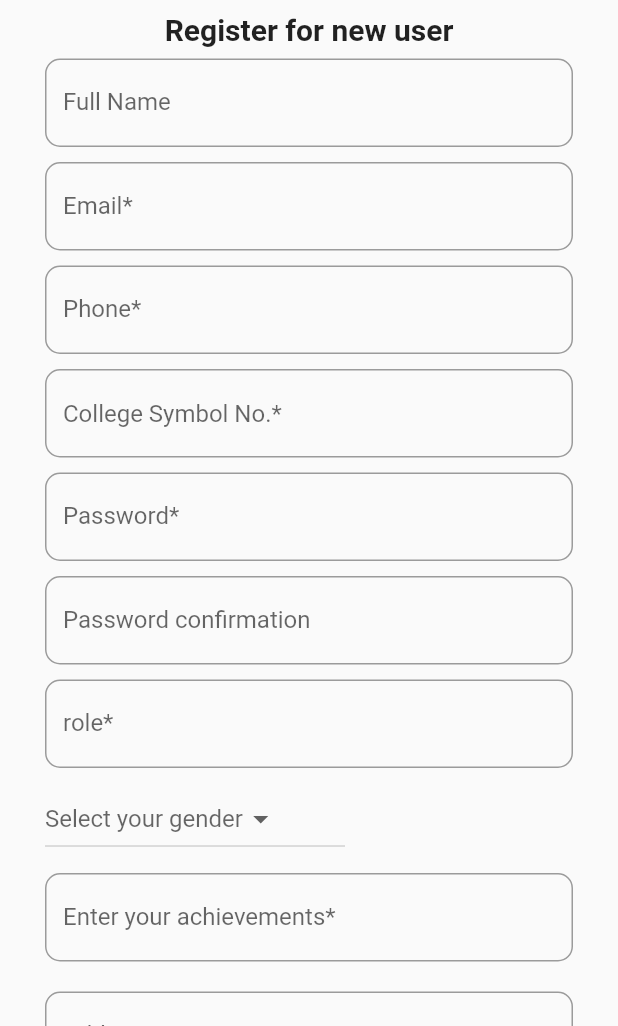
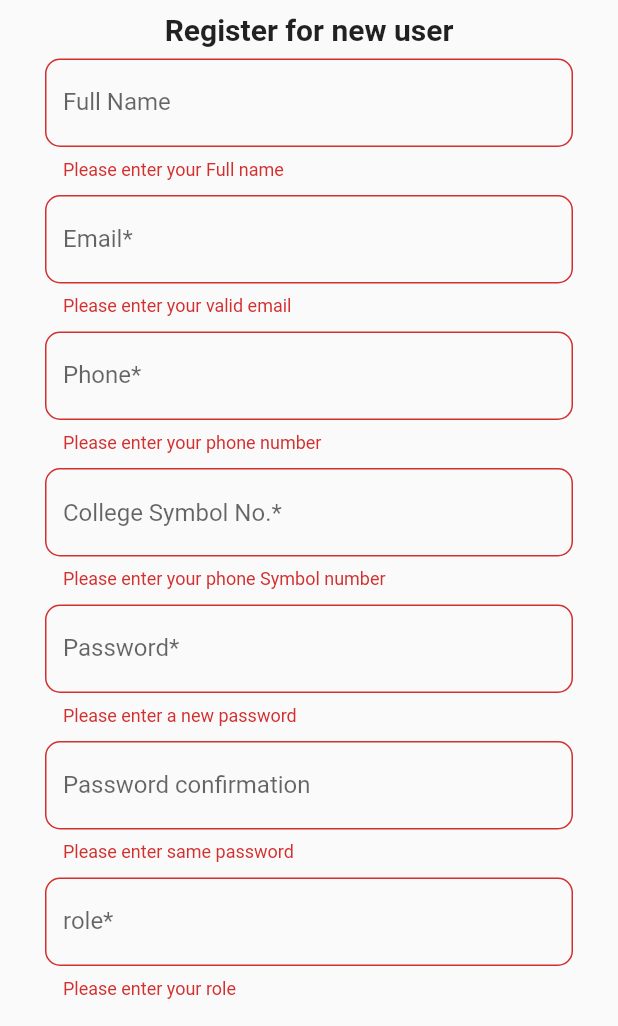
Before and after one commit to xaugat/fyp_flutter, a Flutter app: the Registrationpage screen opened directly, on a phone screen of 412 x 824 dp, the part 210-1236 px from its top. Run offline on Flutter 3.47's test engine with Material 2 defaults, Android fonts, the light colour scheme and no system bars; our stand-ins replace shared_preferences; accounts and stored records are empty; network calls fail.

Commit message:
ui changed

```diff
--- a/lib/api.dart
+++ b/lib/api.dart
@@ -4,7 +4,7 @@ import 'package:http/http.dart'as http;
 
 class CallApi{
 
-  final String _url = 'http://192.168.0.114:8000/api/auth/';
+  final String _url = 'http://192.168.0.109:8000/api/auth/';
 
   postData(data, apiUrl) async{
     var fullUrl = _url + apiUrl;
--- a/lib/main.dart
+++ b/lib/main.dart
@@ -10,6 +10,8 @@ import 'package:flutter/services.dart';
 import 'package:alumniapp/homepage.dart';
 import 'dart:async';
 import 'package:http/http.dart' as http;
+
+import 'api.dart';
 
 void main() {
   runApp(Main());
@@ -194,7 +196,7 @@ class LoginPageState extends State<LoginPage> {
     };
     var jsonData = null;
     SharedPreferences sharedPreferences = await SharedPreferences.getInstance();
-    var response = await http.post("http://192.168.0.114:8000/api/auth/login", body: data);
+    var response = await CallApi().postData(data, 'login');
     if(response.statusCode ==200){
       jsonData = json.decode(response.body);
 
--- a/lib/profile.dart
+++ b/lib/profile.dart
@@ -59,7 +59,7 @@ class MyProfileState extends State<MyProfile> {
       //     String bod = '{"api_token":"'+ accessToken+'"}';
       //  print("bodyR is $bod");
       http.Response response = await http.get(
-          "http://192.168.0.114:8000/api/auth/user",
+          "http://192.168.0.109:8000/api/auth/user",
           /** this api contains the customer order detail which are identified by access token */
           headers: headers,
           );
--- a/lib/registrationpage.dart
+++ b/lib/registrationpage.dart
@@ -24,22 +24,24 @@ class RegistrationpageState extends State<Registrationpage> {
   TextEditingController passwordConfController = TextEditingController();
   TextEditingController roleController = TextEditingController();
 
-
   bool _isLoading = false;
 
   List<DropdownMenuItem<int>> listDrop = [];
   int selected = null;
 
- void loadData(){
+  final _formKey = GlobalKey<FormState>();
+
+  void loadData() {
     listDrop = [];
-   listDrop.add(new DropdownMenuItem(
-     child: new Text('Male'), value: 1,
-
+    listDrop.add(
+      new DropdownMenuItem(
+        child: new Text('Male'),
+        value: 1,
       ),
     );
     listDrop.add(new DropdownMenuItem(
-     child: new Text('Female'), value: 2,
-
+      child: new Text('Female'),
+      value: 2,
     ));
   }
 
@@ -49,8 +51,10 @@ class RegistrationpageState extends State<Registrationpage> {
     return Scaffold(
       resizeToAvoidBottomInset: false,
       body: ListView(
-        children:<Widget>[
+        children: <Widget>[
           Form(
+            key: _formKey,
+            autovalidate: true,
             child: Container(
               margin: EdgeInsets.only(top: 10),
               child: Padding(
@@ -67,22 +71,31 @@ class RegistrationpageState extends State<Registrationpage> {
                             color: Colors.blue[900],
                           ),
                         ),
-
-                    )
-                    ,
+                      ),
                       Padding(
                         padding: const EdgeInsets.all(8.0),
-                      child: Center(child: Text('Register for new user', style: TextStyle(fontWeight: FontWeight.bold, fontSize: 20),)),
+                        child: Center(
+                            child: Text(
+                          'Register for new user',
+                          style: TextStyle(
+                              fontWeight: FontWeight.bold, fontSize: 20),
+                        )),
                       ),
                       TextFormField(
                         controller: nameController,
+                        validator: (value) {
+                          if (value.isEmpty) {
+                            return 'Please enter your Full name';
+                          } else {
+                            return null;
+                          }
+                        },
                         decoration: InputDecoration(
                           border: OutlineInputBorder(
                             borderRadius: BorderRadius.circular(10),
                           ),
                           labelText: "Full Name",
                           hintText: "Please enter your full name",
-
                         ),
                         // validator: (String value) {
                         //   if (value.trim().isEmpty) {
@@ -95,13 +108,20 @@ class RegistrationpageState extends State<Registrationpage> {
                       ),
                       TextFormField(
                         controller: emailController,
+                        keyboardType: TextInputType.emailAddress,
+                        validator: (value) {
+                          if (value.isEmpty) {
+                            return 'Please enter your valid email';
+                          } else {
+                            return null;
+                          }
+                        },
                         decoration: InputDecoration(
                             border: OutlineInputBorder(
                               borderRadius: BorderRadius.circular(10),
                             ),
                             labelText: "Email*",
-                        hintText: "Please enter your valid email"
-                      ),
+                            hintText: "Please enter your valid email"),
                         // validator: (String value) {
                         //   if (value.trim().isEmpty) {
                         //     return 'Email address cannot be empty';
@@ -112,6 +132,13 @@ class RegistrationpageState extends State<Registrationpage> {
                         height: 10,
                       ),
                       TextFormField(
+                        validator: (value) {
+                          if (value.isEmpty) {
+                            return 'Please enter your phone number';
+                          } else {
+                            return null;
+                          }
+                        },
                         decoration: InputDecoration(
                           border: OutlineInputBorder(
                             borderRadius: BorderRadius.circular(10),
@@ -129,7 +156,15 @@ class RegistrationpageState extends State<Registrationpage> {
                         height: 10,
                       ),
                       TextFormField(
+                        validator: (value) {
+                          if (value.isEmpty) {
+                            return 'Please enter your phone Symbol number';
+                          } else {
+                            return null;
+                          }
+                        },
                         decoration: InputDecoration(
+
                           border: OutlineInputBorder(
                             borderRadius: BorderRadius.circular(10),
                           ),
@@ -145,28 +180,39 @@ class RegistrationpageState extends State<Registrationpage> {
                         height: 10,
                       ),
                       TextFormField(
+                        validator: (value) {
+                          if (value.isEmpty) {
+                            return 'Please enter a new password';
+                          } else {
+                            return null;
+                          }
+                        },
                         controller: passwordController,
                         decoration: InputDecoration(
                             border: OutlineInputBorder(
                               borderRadius: BorderRadius.circular(10),
                             ),
                             labelText: "Password*",
-                        hintText: "Please create a Password"
-                      ),
-
+                            hintText: "Please create a Password"),
                       ),
                       SizedBox(
                         height: 10,
                       ),
                       TextFormField(
+                        validator: (value) {
+                          if (value.isEmpty) {
+                            return 'Please enter same password';
+                          } else {
+                            return null;
+                          }
+                        },
                         controller: passwordConfController,
                         decoration: InputDecoration(
                             border: OutlineInputBorder(
                               borderRadius: BorderRadius.circular(10),
                             ),
                             labelText: "Password confirmation",
-                        hintText: "Password should match"
-                      ),
+                            hintText: "Password should match"),
                         // validator: (String value) {
                         //   if (value.trim().isEmpty) {
                         //     return 'Address cannot be empty';
@@ -176,9 +222,15 @@ class RegistrationpageState extends State<Registrationpage> {
                       SizedBox(
                         height: 10,
                       ),
-
                       TextFormField(
                         controller: roleController,
+                        validator: (value) {
+                          if (value.isEmpty) {
+                            return 'Please enter your role';
+                          } else {
+                            return null;
+                          }
+                        },
                         decoration: InputDecoration(
                           border: OutlineInputBorder(
                             borderRadius: BorderRadius.circular(10),
@@ -189,28 +241,30 @@ class RegistrationpageState extends State<Registrationpage> {
                       SizedBox(
                         height: 10,
                       ),
-
                       Container(
                         height: 50,
                         width: 200,
                         child: DropdownButton(
                           value: selected,
-                        items: listDrop ,
+                          items: listDrop,
                           hint: Text('Select your gender'),
-                        onChanged: (value){
+                          onChanged: (value) {
                             selected = value;
-                          setState(() {
-
-                          });
+                            setState(() {});
                           },
                         ),
-
                       ),
-
                       SizedBox(
                         height: 10,
                       ),
                       TextFormField(
+                        validator: (value) {
+                          if (value.isEmpty) {
+                            return 'Please enter your achievements';
+                          } else {
+                            return null;
+                          }
+                        },
                         controller: roleController,
                         decoration: InputDecoration(
                           border: OutlineInputBorder(
@@ -227,13 +281,19 @@ class RegistrationpageState extends State<Registrationpage> {
                         height: 10,
                       ),
                       TextFormField(
+                        validator: (value) {
+                          if (value.isEmpty) {
+                            return 'Please enter your address';
+                          } else {
+                            return null;
+                          }
+                        },
                         decoration: InputDecoration(
                             border: OutlineInputBorder(
                               borderRadius: BorderRadius.circular(10),
                             ),
                             labelText: "Address*",
-                        hintText: "Enter your Recent Address"
-                      ),
+                            hintText: "Enter your Recent Address"),
                       ),
                       SizedBox(
                         height: 10,
@@ -242,20 +302,23 @@ class RegistrationpageState extends State<Registrationpage> {
                         height: 10,
                       ),
                       TextFormField(
-
+                        validator: (value) {
+                          if (value.isEmpty) {
+                            return 'Please enter your profession';
+                          } else {
+                            return null;
+                          }
+                        },
                         decoration: InputDecoration(
                             border: OutlineInputBorder(
                               borderRadius: BorderRadius.circular(10),
                             ),
                             labelText: "Job*",
-                        hintText: "Enter your profession"
-                      ),
+                            hintText: "Enter your profession"),
                       ),
                       SizedBox(
                         height: 10,
                       ),
-
-
                       Padding(
                         padding: const EdgeInsets.all(8.0),
                         child: Center(
@@ -293,21 +356,17 @@ class RegistrationpageState extends State<Registrationpage> {
     );
   }
 
-                              void _handleSubmit() async{
+  void _handleSubmit() async {
     setState(() {
       _isLoading = true;
     });
 
-
-
     var data = {
-                                  'name' : nameController.text,
-                                  'email' : emailController.text,
-                                  'password' : passwordController.text,
-                                  'password_confirmation' : passwordConfController.text,
-                                  'roles_id' : roleController.text,
-
-
+      'name': nameController.text,
+      'email': emailController.text,
+      'password': passwordController.text,
+      'password_confirmation': passwordConfController.text,
+      'roles_id': roleController.text,
     };
 
     print(data);
@@ -315,14 +374,10 @@ class RegistrationpageState extends State<Registrationpage> {
     var res = await CallApi().postData(data, 'signup');
 
     var body = jsonDecode(res.body);
-                                if(body['sucess']){
     print(body);
 
     setState(() {
       _isLoading = false;
     });
-                                }else{
-                                  _showMsg(body['sucess']);
   }
 }
-}
```
Also changed, not shown: lib/alumnilist.dart (+28 -10 lines), lib/homepage.dart (+12 -4 lines). Lines whose indentation alone changed are shown as unchanged.
